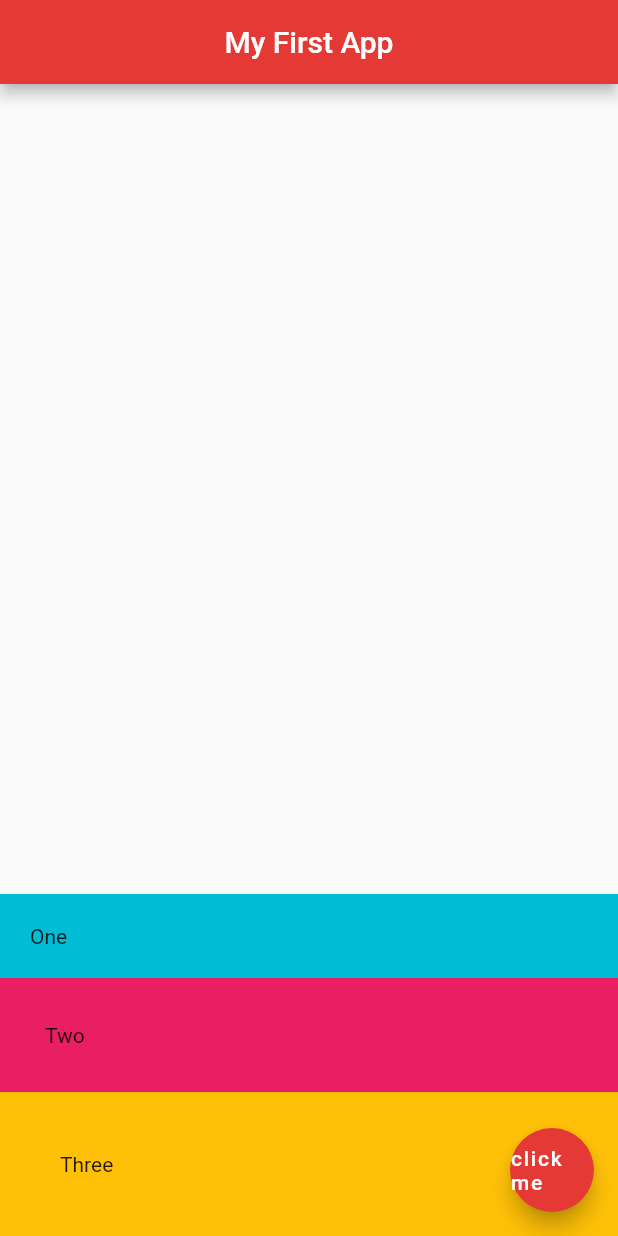
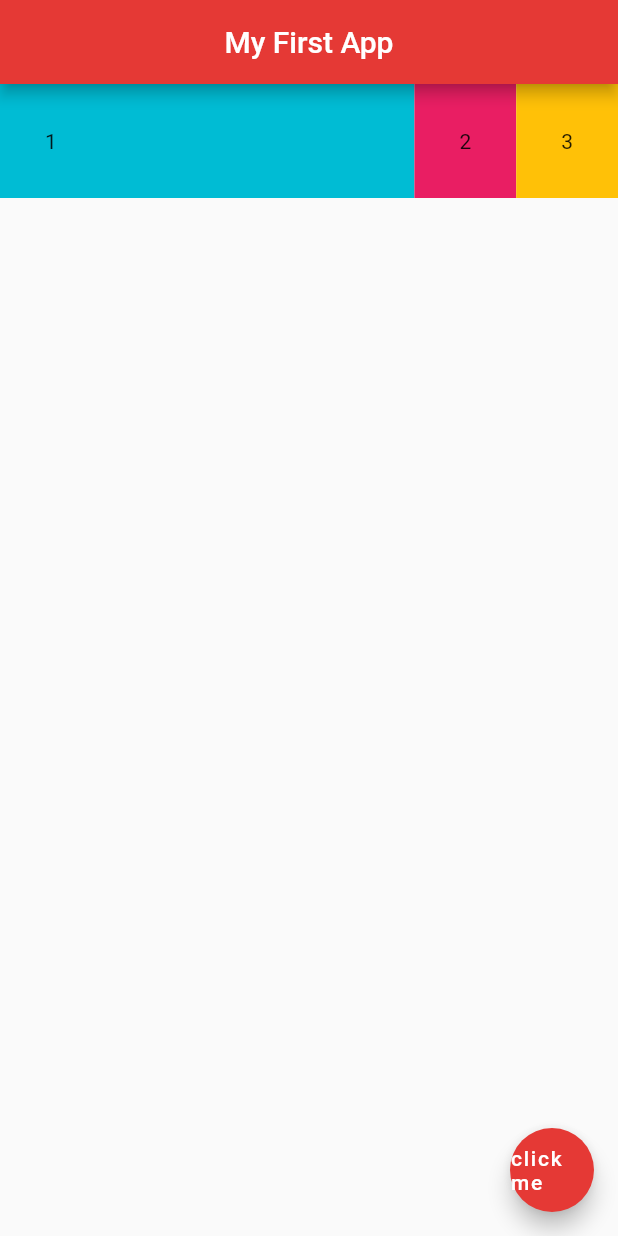
Before and after one commit to bhatiakomal/Flutter, a Flutter app: the screen it shows after launch, on a phone screen of 412 x 824 dp. Run offline on Flutter 3.47's test engine with Material 2 defaults, Android fonts, the phone set to English and light mode, and no system bars.

Commit message:
Expanded Widget

```diff
--- a/demo/lib/main.dart
+++ b/demo/lib/main.dart
@@ -14,24 +14,24 @@ class Home extends StatelessWidget {
       centerTitle: true ,
       backgroundColor: Colors.red[600],
     ),
-    body: Column(
-      mainAxisAlignment: MainAxisAlignment.end,
-      crossAxisAlignment: CrossAxisAlignment.stretch,
+    body: Row(
       children: <Widget>[
-        Container(
-          padding: EdgeInsets.all(20.0),
-          color: Colors.cyan,
-          child: Text('One'),
+        Expanded(
+                  child: Container(
+            padding: EdgeInsets.all(30),
+            color: Colors.cyan,
+            child: Text('1'),
+          ),
         ),
         Container(
-          padding: EdgeInsets.all(30.0),
+          padding: EdgeInsets.all(30),
           color: Colors.pink,
-          child: Text('Two'),
+          child: Text('2'),
         ),
         Container(
-          padding: EdgeInsets.all(40.0),
+          padding: EdgeInsets.all(30),
           color: Colors.amber,
-          child: Text('Three'),
+          child: Text('3'),
         ),
       ],
     ),
```
